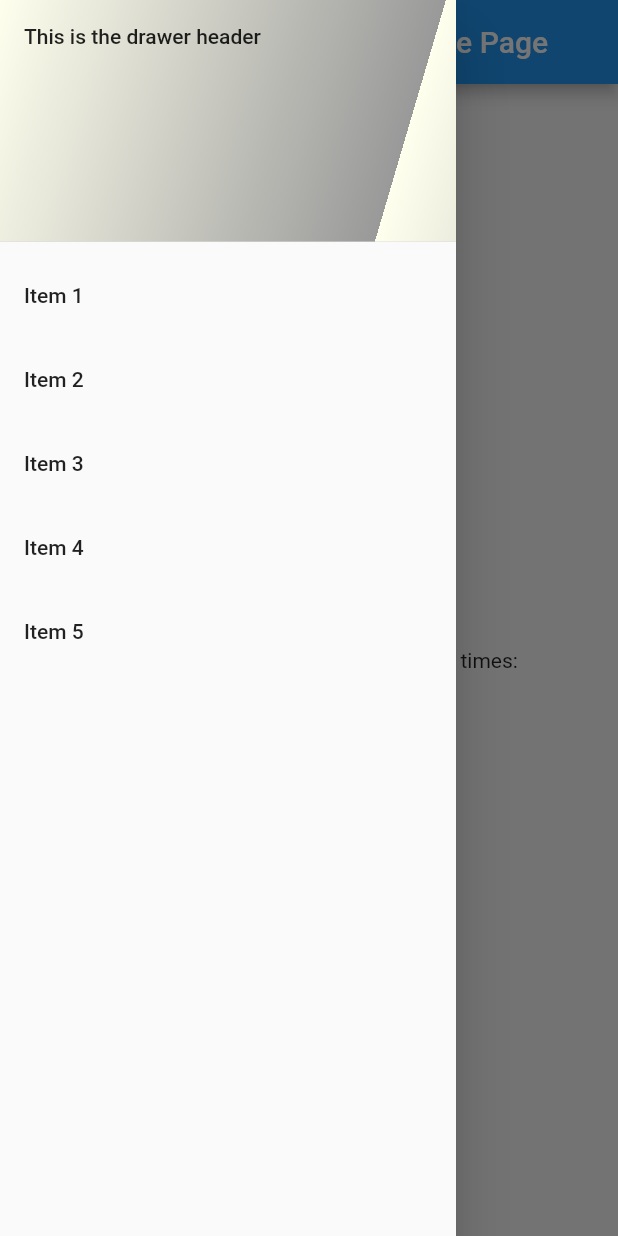
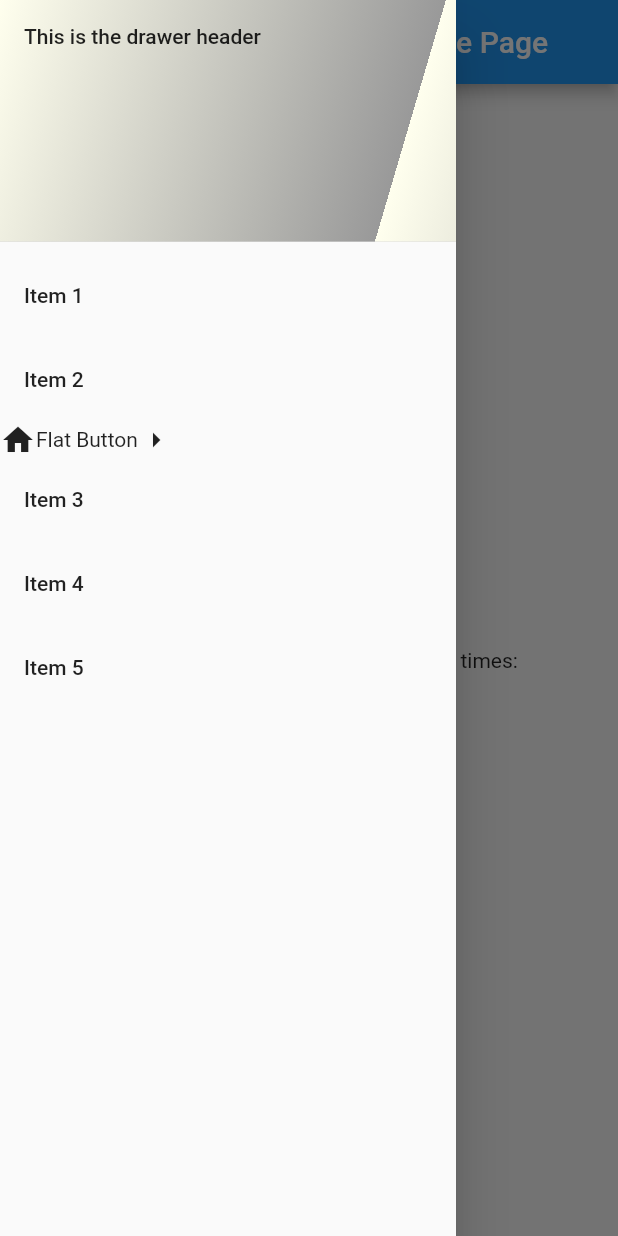
Before and after one commit to litetekno92/drikw, a Flutter app: the screen it shows after launch, with the side drawer open, on a phone screen of 412 x 824 dp. Run offline on Flutter 3.47's test engine with Material 2 defaults, Android fonts, the phone set to English and light mode, and no system bars.

Commit message:
Inkwell added

```diff
--- a/lib/main.dart
+++ b/lib/main.dart
@@ -44,6 +44,7 @@ class MyHomePage extends StatelessWidget {
         ),
         ListTile(title: Text('Item 1')),
         ListTile(title: Text('Item 2')),
+        CustomItem(),
         ListTile(title: Text('Item 3')),
         ListTile(title: Text('Item 4')),
         ListTile(title: Text('Item 5')),
@@ -61,3 +62,18 @@ class MyHomePage extends StatelessWidget {
     );
   }
 }
+
+class CustomItem extends StatelessWidget {
+  @override
+  Widget build(BuildContext context) {
+    return InkWell(
+      // When the user taps the button, show a snackbar
+      onTap: () {},
+      child: Row(children: [
+        Icon(Icons.home),
+        Text('Flat Button'),
+        Icon(Icons.arrow_right),
+      ]),
+    );
+  }
+}
```
